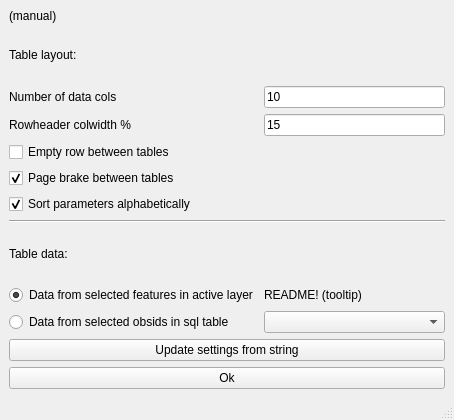
Above: ui/compact_w_qual_report.ui from jkall/qgis-midvatten-plugin before the change. Below: the same form after it.
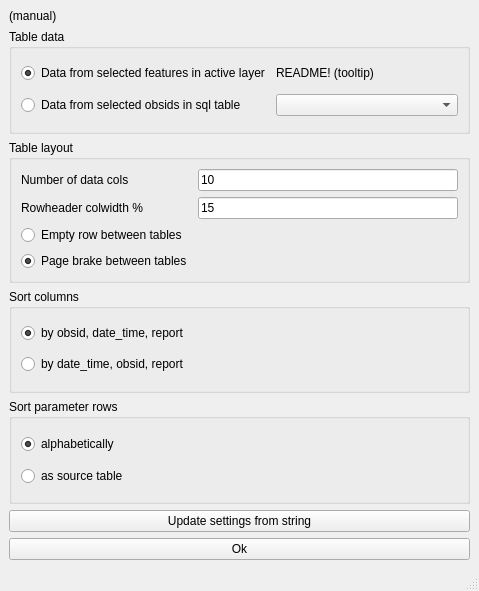
That is the form after the change.

Commit message: Added options for column sorting and row sorting.

Patch:
```diff
--- a/ui/compact_w_qual_report.ui
+++ b/ui/compact_w_qual_report.ui
@@ -6,66 +6,16 @@
    <rect>
     <x>0</x>
     <y>0</y>
-    <width>454</width>
-    <height>420</height>
+    <width>479</width>
+    <height>591</height>
    </rect>
   </property>
   <property name="windowTitle">
    <string>MainWindow</string>
   </property>
   <widget class="QWidget" name="centralwidget">
-   <layout class="QVBoxLayout" name="verticalLayout">
+   <layout class="QVBoxLayout" name="verticalLayout_3">
     <item>
-     <layout class="QGridLayout" name="gridLayout">
-      <item row="5" column="0">
-       <widget class="QCheckBox" name="page_break_between_tables">
-        <property name="text">
-         <string>Page brake between tables</string>
-        </property>
-        <property name="checked">
-         <bool>true</bool>
-        </property>
-       </widget>
-      </item>
-      <item row="10" column="1">
-       <widget class="QComboBox" name="sql_table">
-        <property name="sizeAdjustPolicy">
-         <enum>QComboBox::AdjustToMinimumContentsLength</enum>
-        </property>
-       </widget>
-      </item>
-      <item row="2" column="0">
-       <widget class="QLabel" name="label">
-        <property name="text">
-         <string>Number of data cols</string>
-        </property>
-       </widget>
-      </item>
-      <item row="3" column="0">
-       <widget class="QLabel" name="label_2">
-        <property name="text">
-         <string>Rowheader colwidth %</string>
-        </property>
-       </widget>
-      </item>
-      <item row="4" column="0">
-       <widget class="QCheckBox" name="empty_row_between_tables">
-        <property name="text">
-         <string>Empty row between tables</string>
-        </property>
-       </widget>
-      </item>
-      <item row="2" column="1">
-       <widget class="QLineEdit" name="num_data_cols">
-        <property name="inputMethodHints">
-         <set>Qt::ImhDigitsOnly</set>
-        </property>
-        <property name="text">
-         <string>10</string>
-        </property>
-       </widget>
-      </item>
-      <item row="0" column="0">
        <widget class="QLabel" name="manual_label">
         <property name="sizePolicy">
          <sizepolicy hsizetype="Preferred" vsizetype="Maximum">
@@ -78,34 +28,13 @@
         </property>
        </widget>
       </item>
-      <item row="3" column="1">
-       <widget class="QLineEdit" name="rowheader_colwidth_percent">
-        <property name="inputMethodHints">
-         <set>Qt::ImhDigitsOnly</set>
-        </property>
-        <property name="text">
-         <string>15</string>
-        </property>
-       </widget>
-      </item>
-      <item row="10" column="0">
-       <widget class="QRadioButton" name="from_sql_table">
-        <property name="text">
-         <string>Data from selected obsids in sql table</string>
-        </property>
-        <property name="checked">
-         <bool>false</bool>
-        </property>
-       </widget>
-      </item>
-      <item row="7" column="0" colspan="2">
-       <widget class="Line" name="line">
-        <property name="orientation">
-         <enum>Qt::Horizontal</enum>
-        </property>
-       </widget>
-      </item>
-      <item row="9" column="0">
+    <item>
+     <widget class="QGroupBox" name="groupBox_2">
+      <property name="title">
+       <string>Table data</string>
+      </property>
+      <layout class="QGridLayout" name="gridLayout_2">
+       <item row="0" column="0">
        <widget class="QRadioButton" name="from_active_layer">
         <property name="toolTip">
          <string>&lt;html&gt;&lt;head/&gt;&lt;body&gt;&lt;p&gt;&lt;span style=&quot; font-family:'DejaVu Sans Mono'; color:#000000;&quot;&gt;Check that exported number of rows are identical to expected number of rows!&lt;br/&gt;Features in layers from sql queries can be invalid and then excluded from the report!&lt;/span&gt;&lt;/p&gt;&lt;/body&gt;&lt;/html&gt;</string>
@@ -118,7 +47,7 @@
         </property>
        </widget>
       </item>
-      <item row="9" column="1">
+       <item row="0" column="1">
        <widget class="QLabel" name="label_4">
         <property name="toolTip">
          <string>&lt;html&gt;&lt;head/&gt;&lt;body&gt;&lt;p&gt;&lt;br/&gt;&lt;/p&gt;&lt;/body&gt;&lt;/html&gt;</string>
@@ -129,33 +58,139 @@
        </widget>
       </item>
       <item row="1" column="0">
-       <widget class="QLabel" name="label_3">
+        <widget class="QRadioButton" name="from_sql_table">
         <property name="text">
-         <string>Table layout:</string>
-        </property>
-       </widget>
-      </item>
-      <item row="8" column="0">
-       <widget class="QLabel" name="label_5">
+          <string>Data from selected obsids in sql table</string>
+         </property>
+         <property name="checked">
+          <bool>false</bool>
+         </property>
+        </widget>
+       </item>
+       <item row="1" column="1">
+        <widget class="QComboBox" name="sql_table">
+         <property name="sizeAdjustPolicy">
+          <enum>QComboBox::AdjustToMinimumContentsLength</enum>
+         </property>
+        </widget>
+       </item>
+      </layout>
+     </widget>
+    </item>
+    <item>
+     <widget class="QGroupBox" name="groupBox_3">
+      <property name="title">
+       <string>Table layout</string>
+      </property>
+      <layout class="QGridLayout" name="gridLayout">
+       <item row="0" column="0">
+        <widget class="QLabel" name="label">
         <property name="text">
-         <string>Table data:</string>
+          <string>Number of data cols</string>
         </property>
        </widget>
       </item>
-      <item row="6" column="0">
-       <widget class="QCheckBox" name="sort_alphabetically">
+       <item row="0" column="1">
+        <widget class="QLineEdit" name="num_data_cols">
+         <property name="inputMethodHints">
+          <set>Qt::ImhDigitsOnly</set>
+         </property>
+         <property name="text">
+          <string>10</string>
+         </property>
+        </widget>
+       </item>
+       <item row="1" column="0">
+        <widget class="QLabel" name="label_2">
+         <property name="text">
+          <string>Rowheader colwidth %</string>
+         </property>
+        </widget>
+       </item>
+       <item row="1" column="1">
+        <widget class="QLineEdit" name="rowheader_colwidth_percent">
+         <property name="inputMethodHints">
+          <set>Qt::ImhDigitsOnly</set>
+         </property>
+         <property name="text">
+          <string>15</string>
+         </property>
+        </widget>
+       </item>
+       <item row="2" column="0">
+        <widget class="QRadioButton" name="empty_row_between_tables">
+         <property name="text">
+          <string>Empty row between tables</string>
+         </property>
+        </widget>
+       </item>
+       <item row="3" column="0">
+        <widget class="QRadioButton" name="page_break_between_tables">
+         <property name="text">
+          <string>Page brake between tables</string>
+         </property>
+         <property name="checked">
+          <bool>true</bool>
+         </property>
+        </widget>
+       </item>
+      </layout>
+     </widget>
+    </item>
+    <item>
+     <widget class="QGroupBox" name="groupBox">
+      <property name="title">
+       <string>Sort columns</string>
+      </property>
+      <layout class="QVBoxLayout" name="verticalLayout">
+       <item>
+        <widget class="QRadioButton" name="sort_by_obsid">
+         <property name="text">
+          <string>by obsid, date_time, report</string>
+         </property>
+         <property name="checked">
+          <bool>true</bool>
+         </property>
+        </widget>
+       </item>
+       <item>
+        <widget class="QRadioButton" name="sort_by_date_time">
+         <property name="text">
+          <string>by date_time, obsid, report</string>
+         </property>
+        </widget>
+       </item>
+      </layout>
+     </widget>
+    </item>
+    <item>
+     <widget class="QGroupBox" name="groupBox_4">
+      <property name="title">
+       <string>Sort parameter rows</string>
+      </property>
+      <layout class="QVBoxLayout" name="verticalLayout_2">
+       <item>
+        <widget class="QRadioButton" name="sort_alphabetically">
+         <property name="text">
+          <string>alphabetically</string>
+         </property>
+         <property name="checked">
+          <bool>true</bool>
+         </property>
+        </widget>
+       </item>
+       <item>
+        <widget class="QRadioButton" name="radioButton">
         <property name="toolTip">
          <string>&lt;html&gt;&lt;head/&gt;&lt;body&gt;&lt;p&gt;If checked, parameters will always be printed in alphabetical order.&lt;/p&gt;&lt;p&gt;If unchecked, parameters will be printed in the order give from the sql or vector layer.&lt;/p&gt;&lt;/body&gt;&lt;/html&gt;</string>
         </property>
         <property name="text">
-         <string>Sort parameters alphabetically</string>
-        </property>
-        <property name="checked">
-         <bool>true</bool>
+          <string>as source table</string>
         </property>
        </widget>
       </item>
      </layout>
+     </widget>
     </item>
     <item>
      <widget class="QPushButton" name="pushButton_update_from_string">
```
Left out of the diff: 4 changed lines with no effect on the pictures. Lines whose indentation alone changed are shown as unchanged. The commit also changes 2 other files.
